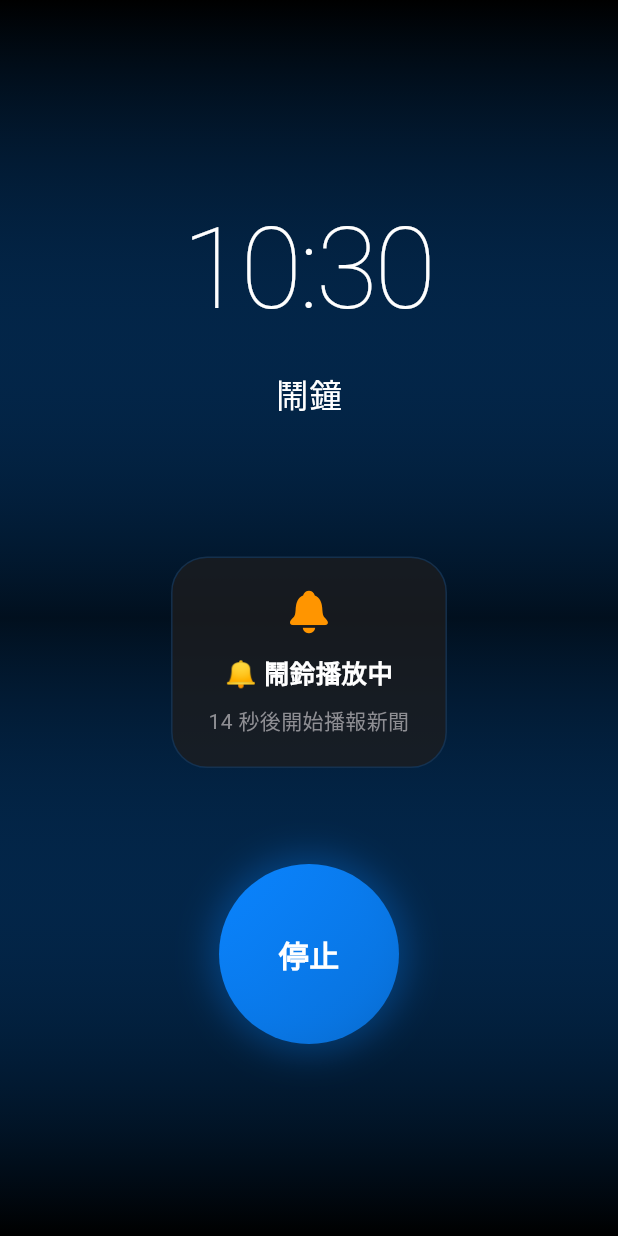
After one commit to contemplator/ai_alarm_clock, a Flutter app: the AlarmRingingPage screen opened directly, on a phone screen of 412 x 824 dp. The commit adds this screen. Run offline on Flutter 3.47's test engine with Material 3 defaults, Android fonts, the phone set to English and light mode, and no system bars; our stand-ins replace equatable, flutter_local_notifications, flutter_riverpod, hive, hive_flutter, timezone; accounts and stored records are empty.

Commit message:
feat: Add local alarm notifications with scheduling, cancellation, and a dedicated alarm ringing page.

```diff
--- /dev/null
+++ b/lib/features/alarm_trigger/presentation/pages/alarm_ringing_page.dart
@@ -0,0 +1,315 @@
+import 'dart:async';
+
+import 'package:flutter/cupertino.dart';
+import 'package:flutter/material.dart';
+import 'package:flutter/services.dart';
+
+import '../../../../shared/theme/app_theme.dart';
+import '../../../alarm/domain/entities/alarm.dart';
+
+/// 鬧鐘響起狀態
+enum AlarmRingingState {
+  /// 播放鬧鈴中
+  ringing,
+
+  /// 播放新聞中
+  broadcasting,
+
+  /// 已停止
+  stopped,
+}
+
+/// 鬧鐘響起頁面
+class AlarmRingingPage extends StatefulWidget {
+  final Alarm? alarm;
+  final String? alarmId;
+
+  const AlarmRingingPage({
+    super.key,
+    this.alarm,
+    this.alarmId,
+  });
+
+  @override
+  State<AlarmRingingPage> createState() => _AlarmRingingPageState();
+}
+
+class _AlarmRingingPageState extends State<AlarmRingingPage>
+    with SingleTickerProviderStateMixin {
+  AlarmRingingState _state = AlarmRingingState.ringing;
+  int _countdownSeconds = 15;
+  Timer? _countdownTimer;
+  late AnimationController _pulseController;
+  late Animation<double> _pulseAnimation;
+
+  @override
+  void initState() {
+    super.initState();
+
+    // 設定脈動動畫
+    _pulseController = AnimationController(
+      duration: const Duration(milliseconds: 1500),
+      vsync: this,
+    )..repeat(reverse: true);
+
+    _pulseAnimation = Tween<double>(begin: 1.0, end: 1.05).animate(
+      CurvedAnimation(parent: _pulseController, curve: Curves.easeInOut),
+    );
+
+    // 開始倒數計時
+    _startCountdown();
+
+    // 觸發震動回饋
+    HapticFeedback.heavyImpact();
+  }
+
+  void _startCountdown() {
+    _countdownTimer = Timer.periodic(const Duration(seconds: 1), (timer) {
+      if (_countdownSeconds > 0) {
+        setState(() {
+          _countdownSeconds--;
+        });
+      } else {
+        timer.cancel();
+        _startBroadcasting();
+      }
+    });
+  }
+
+  void _startBroadcasting() {
+    setState(() {
+      _state = AlarmRingingState.broadcasting;
+    });
+    // TODO: 開始 TTS 播報新聞
+  }
+
+  void _handleStop() {
+    _countdownTimer?.cancel();
+    setState(() {
+      _state = AlarmRingingState.stopped;
+    });
+
+    // 震動回饋
+    HapticFeedback.mediumImpact();
+
+    // 返回首頁
+    Navigator.of(context).pop();
+  }
+
+  @override
+  void dispose() {
+    _countdownTimer?.cancel();
+    _pulseController.dispose();
+    super.dispose();
+  }
+
+  @override
+  Widget build(BuildContext context) {
+    return Scaffold(
+      backgroundColor: AppColors.backgroundDark,
+      body: SafeArea(
+        child: Container(
+          width: double.infinity,
+          decoration: BoxDecoration(
+            gradient: LinearGradient(
+              begin: Alignment.topCenter,
+              end: Alignment.bottomCenter,
+              colors: [
+                AppColors.backgroundDark,
+                AppColors.primaryDark.withAlpha(30),
+                AppColors.backgroundDark,
+              ],
+            ),
+          ),
+          child: Column(
+            mainAxisAlignment: MainAxisAlignment.center,
+            children: [
+              const Spacer(flex: 2),
+
+              // 時間顯示
+              _buildTimeDisplay(),
+
+              const SizedBox(height: 16),
+
+              // 標籤
+              Text(
+                widget.alarm?.label ?? '鬧鐘',
+                style: const TextStyle(
+                  fontSize: 22,
+                  fontWeight: FontWeight.w500,
+                  color: AppColors.textPrimaryDark,
+                ),
+              ),
+
+              const SizedBox(height: 8),
+
+              // 重複描述
+              Text(
+                widget.alarm?.repeatDescription ?? '',
+                style: const TextStyle(
+                  fontSize: 15,
+                  color: AppColors.textSecondaryDark,
+                ),
+              ),
+
+              const Spacer(),
+
+              // 狀態區域
+              _buildStatusCard(),
+
+              const Spacer(),
+
+              // 停止按鈕
+              _buildStopButton(),
+
+              const Spacer(flex: 2),
+            ],
+          ),
+        ),
+      ),
+    );
+  }
+
+  Widget _buildTimeDisplay() {
+    final timeString = widget.alarm?.timeString ?? _getCurrentTimeString();
+
+    return AnimatedBuilder(
+      animation: _pulseAnimation,
+      builder: (context, child) {
+        return Transform.scale(
+          scale: _pulseAnimation.value,
+          child: Text(
+            timeString,
+            style: const TextStyle(
+              fontSize: 72,
+              fontWeight: FontWeight.w200,
+              color: AppColors.textPrimaryDark,
+              letterSpacing: -2,
+            ),
+          ),
+        );
+      },
+    );
+  }
+
+  String _getCurrentTimeString() {
+    final now = DateTime.now();
+    final hour = now.hour.toString().padLeft(2, '0');
+    final minute = now.minute.toString().padLeft(2, '0');
+    return '$hour:$minute';
+  }
+
+  Widget _buildStatusCard() {
+    return Container(
+      margin: const EdgeInsets.symmetric(horizontal: 40),
+      padding: const EdgeInsets.symmetric(horizontal: 24, vertical: 20),
+      decoration: BoxDecoration(
+        color: AppColors.surfaceDark.withAlpha(200),
+        borderRadius: BorderRadius.circular(24),
+        border: Border.all(
+          color: AppColors.primaryDark.withAlpha(50),
+          width: 1,
+        ),
+      ),
+      child: Column(
+        mainAxisSize: MainAxisSize.min,
+        children: [
+          // 狀態圖示
+          Icon(
+            _state == AlarmRingingState.ringing
+                ? CupertinoIcons.bell_fill
+                : CupertinoIcons.doc_text_fill,
+            size: 32,
+            color: _state == AlarmRingingState.ringing
+                ? AppColors.warning
+                : AppColors.primaryDark,
+          ),
+
+          const SizedBox(height: 12),
+
+          // 狀態文字
+          Text(
+            _getStateText(),
+            style: const TextStyle(
+              fontSize: 17,
+              fontWeight: FontWeight.w600,
+              color: AppColors.textPrimaryDark,
+            ),
+          ),
+
+          const SizedBox(height: 8),
+
+          // 附加資訊
+          Text(
+            _getStateDescription(),
+            style: const TextStyle(
+              fontSize: 14,
+              color: AppColors.textSecondaryDark,
+            ),
+            textAlign: TextAlign.center,
+          ),
+        ],
+      ),
+    );
+  }
+
+  String _getStateText() {
+    switch (_state) {
+      case AlarmRingingState.ringing:
+        return '🔔 鬧鈴播放中';
+      case AlarmRingingState.broadcasting:
+        return '📰 新聞播報中';
+      case AlarmRingingState.stopped:
+        return '已停止';
+    }
+  }
+
+  String _getStateDescription() {
+    switch (_state) {
+      case AlarmRingingState.ringing:
+        return '$_countdownSeconds 秒後開始播報新聞';
+      case AlarmRingingState.broadcasting:
+        return '正在播放今日新聞摘要...';
+      case AlarmRingingState.stopped:
+        return '';
+    }
+  }
+
+  Widget _buildStopButton() {
+    return GestureDetector(
+      onTap: _handleStop,
+      child: Container(
+        width: 120,
+        height: 120,
+        decoration: BoxDecoration(
+          shape: BoxShape.circle,
+          gradient: LinearGradient(
+            begin: Alignment.topLeft,
+            end: Alignment.bottomRight,
+            colors: [
+              AppColors.primaryDark,
+              AppColors.primaryDark.withAlpha(180),
+            ],
+          ),
+          boxShadow: [
+            BoxShadow(
+              color: AppColors.primaryDark.withAlpha(80),
+              blurRadius: 20,
+              spreadRadius: 5,
+            ),
+          ],
+        ),
+        child: const Center(
+          child: Text(
+            '停止',
+            style: TextStyle(
+              fontSize: 20,
+              fontWeight: FontWeight.w600,
+              color: Colors.white,
+            ),
+          ),
+        ),
+      ),
+    );
+  }
+}
--- a/pubspec.yaml
+++ b/pubspec.yaml
@@ -55,6 +55,10 @@ dependencies:
   # Routing
   go_router: ^13.2.0
 
+  # Notifications
+  flutter_local_notifications: ^18.0.1
+  timezone: ^0.9.4
+
 dev_dependencies:
   flutter_test:
     sdk: flutter
```
Also changed, not shown: lib/core/services/notification_service.dart (added, +278 -0 lines), lib/features/alarm/presentation/providers/alarm_provider.dart (+33 -9 lines), lib/main.dart (+32 -1 lines), pubspec.lock, 3 other files.
